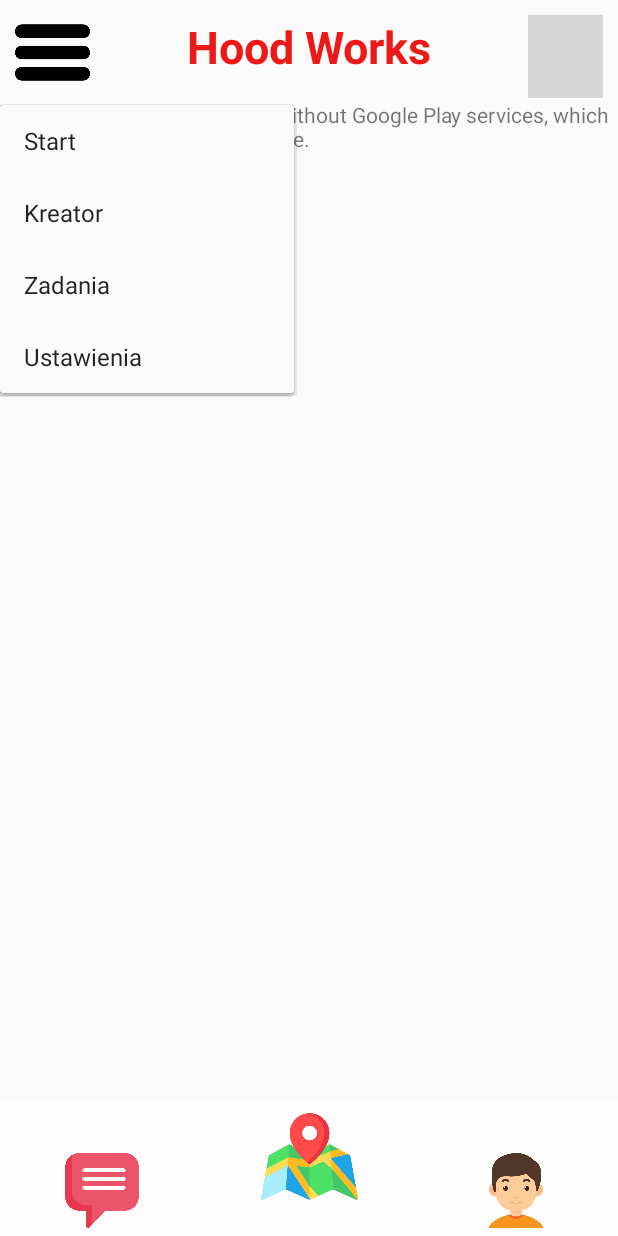
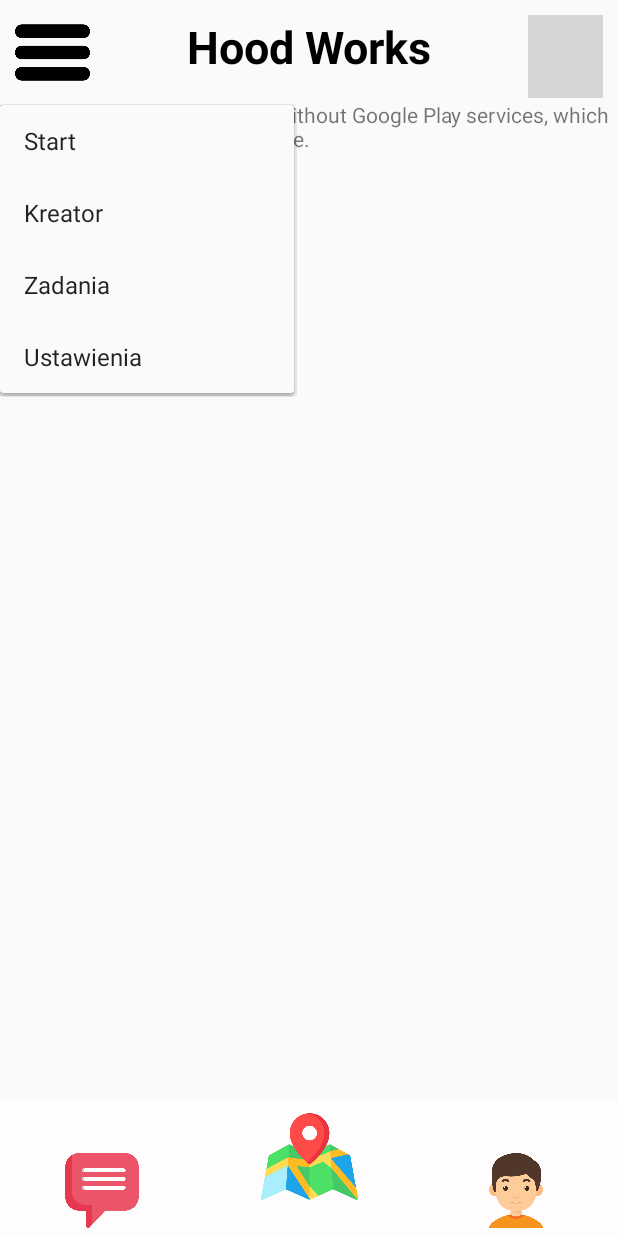
Before and after one commit to mastep1/HoodWorks, an Android app: the Home screen opened directly, with no data from a screen before it, after a tap on an icon or button, on a phone screen of 412 x 824 dp. Run offline under Robolectric (Android 15) with nearby library versions, the phone set to English and light mode, and no system bars; grey boxes are pictures that could not be loaded.

Commit message:
hello Jakub 21:04 /////05-04 ////2

```diff
--- a/app/src/main/res/layout/activity_home.xml
+++ b/app/src/main/res/layout/activity_home.xml
@@ -24,7 +24,7 @@
         android:paddingBottom="15dp"
         android:text="@string/tx4Home"
         android:textAlignment="center"
-        android:textColor="#EC1919"
+        android:textColor="#000000"
         android:textSize="30sp"
         android:textStyle="bold"
         app:layout_constraintEnd_toEndOf="parent"
```
